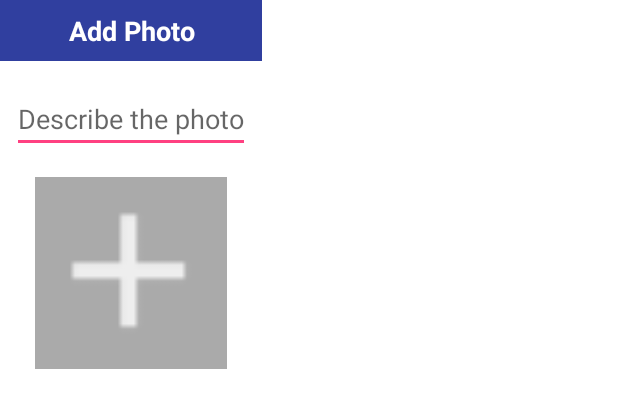
After one commit to wilksyz/RealEstateManager, an Android app: the layout dialog_add_picture.xml on its own in the app's theme, with its tools: preview values and no code run, on a phone screen of 412 x 824 dp. The commit adds this screen. Shown: the top 408 px of the screen. Run offline under Robolectric (Android 15) with nearby library versions, the phone set to English and light mode, and no system bars.

Commit message:
Add image selector

```diff
--- /dev/null
+++ b/app/src/main/res/layout/dialog_add_picture.xml
@@ -0,0 +1,52 @@
+<?xml version="1.0" encoding="utf-8"?>
+<android.support.constraint.ConstraintLayout xmlns:android="http://schemas.android.com/apk/res/android"
+    xmlns:app="http://schemas.android.com/apk/res-auto"
+    xmlns:tools="http://schemas.android.com/tools"
+    android:layout_width="wrap_content"
+    android:layout_height="wrap_content"
+    android:orientation="vertical">
+
+    <TextView
+        android:id="@+id/textView5"
+        android:layout_width="0dp"
+        android:layout_height="wrap_content"
+        android:background="@color/colorPrimaryDark"
+        android:padding="8dp"
+        android:text="@string/add_photo"
+        android:textAlignment="center"
+        android:textColor="@android:color/background_light"
+        android:textSize="18sp"
+        android:textStyle="bold"
+        app:layout_constraintEnd_toEndOf="parent"
+        app:layout_constraintStart_toStartOf="parent"
+        app:layout_constraintTop_toTopOf="parent" />
+
+    <EditText
+        android:id="@+id/description_picture_dialog"
+        android:layout_width="match_parent"
+        android:layout_height="wrap_content"
+        android:layout_marginStart="8dp"
+        android:layout_marginTop="16dp"
+        android:layout_marginEnd="8dp"
+        android:hint="@string/describe_the_photo"
+        android:inputType="textMultiLine"
+        app:layout_constraintEnd_toEndOf="parent"
+        app:layout_constraintStart_toStartOf="parent"
+        app:layout_constraintTop_toBottomOf="@+id/textView5" />
+
+    <ImageView
+        android:id="@+id/image_button_dialog"
+        android:layout_width="128dp"
+        android:layout_height="128dp"
+        android:layout_marginStart="8dp"
+        android:layout_marginTop="16dp"
+        android:layout_marginEnd="8dp"
+        android:layout_marginBottom="16dp"
+        android:background="@android:color/darker_gray"
+        app:layout_constraintBottom_toBottomOf="parent"
+        app:layout_constraintEnd_toEndOf="parent"
+        app:layout_constraintStart_toStartOf="parent"
+        app:layout_constraintTop_toBottomOf="@+id/description_picture_dialog"
+        app:srcCompat="@drawable/ic_create" />
+
+</android.support.constraint.ConstraintLayout>
--- a/app/src/main/res/values/colors.xml
+++ b/app/src/main/res/values/colors.xml
@@ -3,4 +3,5 @@
     <color name="colorPrimary">#3F51B5</color>
     <color name="colorPrimaryDark">#303F9F</color>
     <color name="colorAccent">#ff4081</color>
+    <color name="colorWhite">#ffffff</color>
 </resources>
--- a/app/src/main/res/values/strings.xml
+++ b/app/src/main/res/values/strings.xml
@@ -19,6 +19,9 @@
     <string name="estate_agent">Estate agent</string>
     <string name="type_of_property">Type of property</string>
     <string name="create">Create</string>
+    <string name="describe_the_photo">Describe the photo</string>
+    <string name="ok">OK</string>
+    <string name="cancel">Cancel</string>
     <string-array name="type_property_array">
         <item>House</item>
         <item>Loft</item>
--- a/build.gradle
+++ b/build.gradle
@@ -9,7 +9,7 @@ buildscript {
         jcenter()
     }
     dependencies {
-        classpath 'com.android.tools.build:gradle:3.2.1'
+        classpath 'com.android.tools.build:gradle:3.3.0'
         classpath "org.jetbrains.kotlin:kotlin-gradle-plugin:$kotlin_version"
 
         // NOTE: Do not place your application dependencies here; they belong
```
Also changed, not shown: app/src/main/java/com/openclassrooms/realestatemanager/ui/property_create/PropertyCreateActivity.kt (+32 -15 lines), gradle/wrapper/gradle-wrapper.properties.
